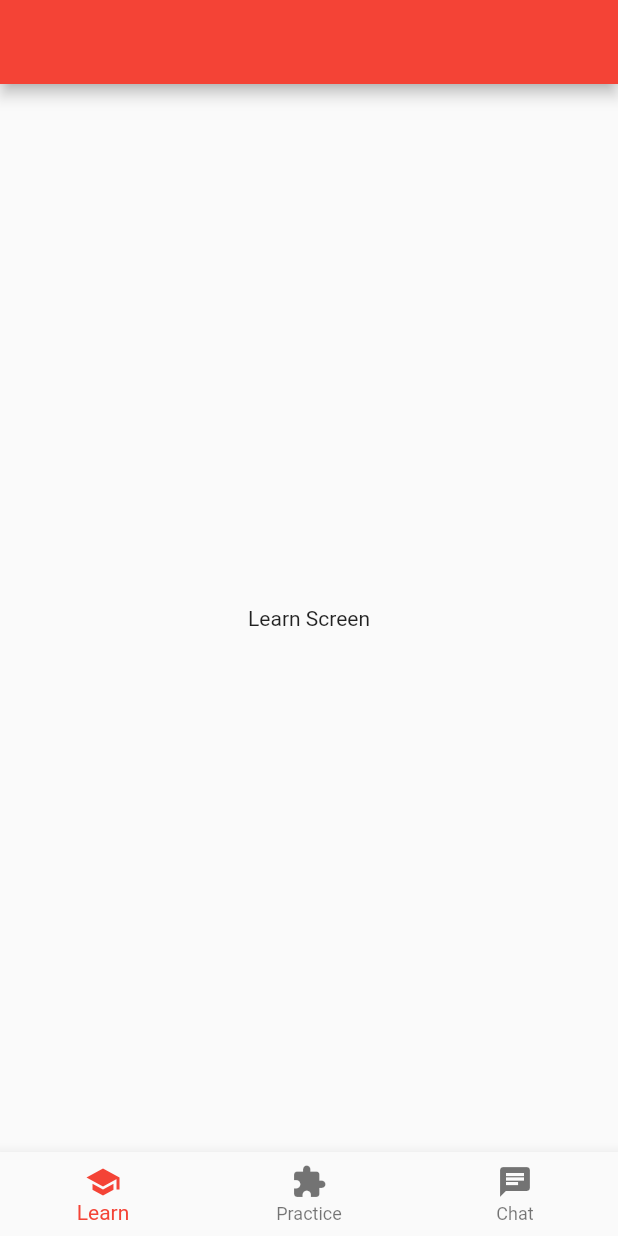
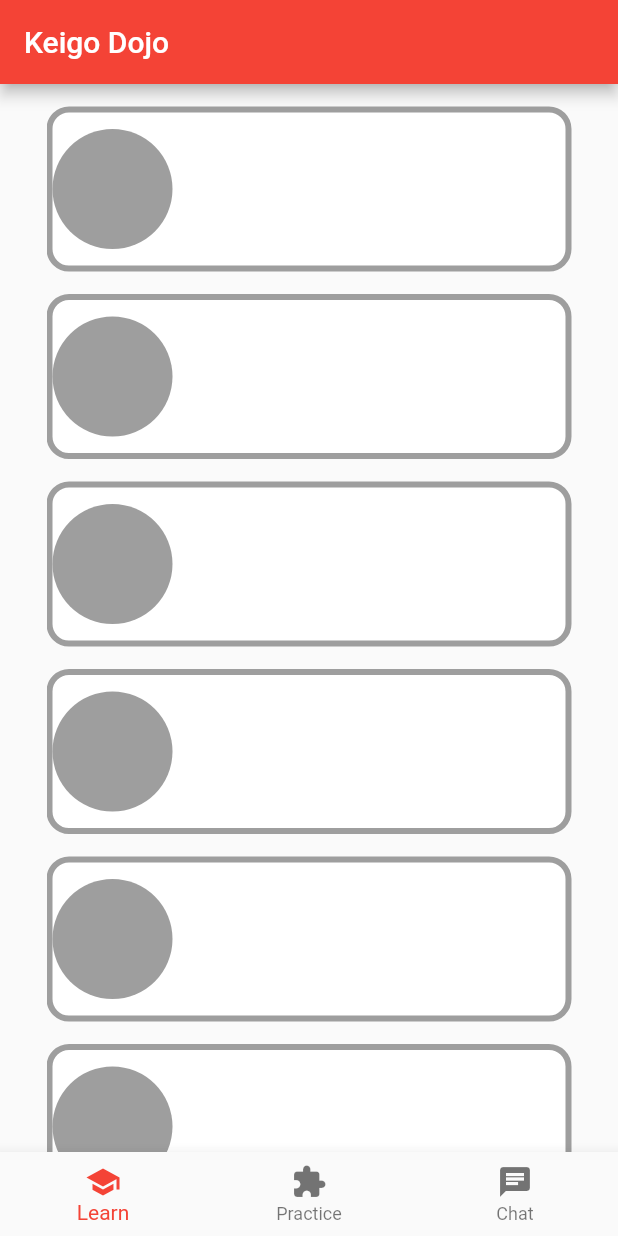
Before and after one commit to emcd-123/EdTech, a Flutter app: the screen it shows after launch, on a phone screen of 412 x 824 dp. Run offline on Flutter 3.47's test engine with Material 2 defaults, Android fonts, the light colour scheme and no system bars; our stand-ins replace flutter_svg, go_router.

Commit message:
progress on learn screen

```diff
--- a/flutter_bottom_nav_bar_test/lib/pages/chat.dart
+++ b/flutter_bottom_nav_bar_test/lib/pages/chat.dart
@@ -6,7 +6,7 @@ class ChatScreen extends StatelessWidget {
   @override
   Widget build(BuildContext context) {
     return Scaffold(
-      appBar: AppBar(),
+      appBar: AppBar(title: const Text("Keigo Dojo")),
       body: const Center(
         child: Column(
           mainAxisSize: MainAxisSize.min,
--- a/flutter_bottom_nav_bar_test/lib/pages/learn.dart
+++ b/flutter_bottom_nav_bar_test/lib/pages/learn.dart
@@ -1,16 +1,66 @@
 import 'package:flutter/material.dart';
+import 'package:flutter_bottom_nav_bar_test/project/classes/lesson_list.dart';
+import 'package:flutter_svg/flutter_svg.dart';
+import 'dart:developer' as developer;
 
-class LearnScreen extends StatelessWidget {
-  const LearnScreen({super.key});
+class LearnScreen extends StatefulWidget {
+  LearnScreen({super.key});
+
+  @override
+  State<LearnScreen> createState() => _LearnScreenState();
+}
+
+class _LearnScreenState extends State<LearnScreen> {
+  List<LessonList> lessons = [];
+
+  void _getLessons() {
+    lessons = LessonList.getLessonList();
+  }
+
+  @override
+  void initState() {
+    _getLessons();
+  }
 
   @override
   Widget build(BuildContext context) {
+    _getLessons();
     return Scaffold(
-      appBar: AppBar(),
-      body: const Center(
-        child: Column(
-          mainAxisSize: MainAxisSize.min,
-          children: <Widget>[Text("Learn Screen")],
+      appBar: AppBar(title: const Text("Keigo Dojo")),
+      body: Center(
+        child: SizedBox(
+          width: 350,
+          child: ListView.separated(
+            padding: const EdgeInsets.only(top: 15),
+            itemCount: lessons.length,
+            scrollDirection: Axis.vertical,
+            separatorBuilder: (context, index) => const SizedBox(
+              height: 15,
+            ),
+            itemBuilder: (context, index) {
+              return Container(
+                height: 110,
+                decoration: BoxDecoration(
+                  color: Colors.white,
+                  borderRadius: BorderRadius.circular(15),
+                  border: Border.all(width: 4, color: Colors.grey),
+                ),
+                child: Row(
+                  children: [
+                    Container(
+                      width: 80,
+                      height: 80,
+                      decoration: const BoxDecoration(
+                        color: Colors.grey,
+                        shape: BoxShape.circle,
+                      ),
+                      // child: SvgPicture.asset(lessons[index].iconPath),
+                    ),
+                  ],
+                ),
+              );
+            },
+          ),
         ),
       ),
     );
--- a/flutter_bottom_nav_bar_test/lib/pages/practice.dart
+++ b/flutter_bottom_nav_bar_test/lib/pages/practice.dart
@@ -6,7 +6,9 @@ class PracticeScreen extends StatelessWidget {
   @override
   Widget build(BuildContext context) {
     return Scaffold(
-      appBar: AppBar(),
+      appBar: AppBar(
+        title: const Text("Keigo Dojo"),
+      ),
       body: const Center(
         child: Column(
           mainAxisSize: MainAxisSize.min,
--- /dev/null
+++ b/flutter_bottom_nav_bar_test/lib/project/classes/lesson_list.dart
@@ -0,0 +1,64 @@
+import 'package:flutter/material.dart';
+
+class LessonList {
+  String topic;
+  String iconPath;
+  String lessonPath;
+
+  LessonList({
+    required this.topic,
+    required this.iconPath,
+    required this.lessonPath,
+  });
+
+  static List<LessonList> getLessonList() {
+    List<LessonList> lessons = [];
+
+    lessons.add(LessonList(
+        topic: "what_is_keigo",
+        iconPath: "assets/sakura.svg",
+        lessonPath: "lesson/path"));
+
+    lessons.add(LessonList(
+        topic: "humble_vs_polite",
+        iconPath: "icon/path",
+        lessonPath: "lesson/Path"));
+
+    lessons.add(LessonList(
+        topic: "humble_vs_polite",
+        iconPath: "icon/path",
+        lessonPath: "lesson/Path"));
+
+    lessons.add(LessonList(
+        topic: "humble_vs_polite",
+        iconPath: "icon/path",
+        lessonPath: "lesson/Path"));
+
+    lessons.add(LessonList(
+        topic: "humble_vs_polite",
+        iconPath: "icon/path",
+        lessonPath: "lesson/Path"));
+
+    lessons.add(LessonList(
+        topic: "humble_vs_polite",
+        iconPath: "icon/path",
+        lessonPath: "lesson/Path"));
+
+    lessons.add(LessonList(
+        topic: "humble_vs_polite",
+        iconPath: "icon/path",
+        lessonPath: "lesson/Path"));
+
+    lessons.add(LessonList(
+        topic: "humble_vs_polite",
+        iconPath: "icon/path",
+        lessonPath: "lesson/Path"));
+
+    lessons.add(LessonList(
+        topic: "humble_vs_polite",
+        iconPath: "icon/path",
+        lessonPath: "lesson/Path"));
+
+    return lessons;
+  }
+}
--- a/flutter_bottom_nav_bar_test/lib/project/routes/app_route_config.dart
+++ b/flutter_bottom_nav_bar_test/lib/project/routes/app_route_config.dart
@@ -18,14 +18,15 @@ class MyShellRouter {
     routes: <RouteBase>[
       ShellRoute(
           navigatorKey: _shellNavigatorKey,
-          builder: (context, state, child) {
-            return ScaffoldWithNavBar(child: child);
+          // Turned this from builder to pageBuilder as per advise from https://stackoverflow.com/questions/74957312/calling-firebase-auth-login-or-logout-with-flutter-causes-an-assert-registry-co
+          pageBuilder: (context, state, child) {
+            return NoTransitionPage(child: ScaffoldWithNavBar(child: child));
           },
           routes: <RouteBase>[
             GoRoute(
               path: '/learn',
               builder: (context, state) {
-                return const LearnScreen();
+                return LearnScreen();
               },
               // routes: <RouteBase>[
               //   GoRoute(
--- /dev/null
+++ b/flutter_bottom_nav_bar_test/lib/project/widgets/learn_lesson_ui.dart
@@ -0,0 +1,26 @@
+import 'package:flutter/material.dart';
+
+class MyWidget extends StatelessWidget {
+  final String lesson_name;
+  final String lesson_path;
+  final String lesson_image;
+
+  const MyWidget(
+      {super.key,
+      required this.lesson_name,
+      required this.lesson_path,
+      required this.lesson_image});
+
+  @override
+  Widget build(BuildContext context) {
+    return Center(
+      child: Material(
+          elevation: 10,
+          child: InkWell(
+            onTap: () {},
+            child: Container(height: 60, width: 220),
+          )),
+    );
+  }
+}
+/// I might not actually need this?
--- a/flutter_bottom_nav_bar_test/pubspec.yaml
+++ b/flutter_bottom_nav_bar_test/pubspec.yaml
@@ -36,6 +36,7 @@ dependencies:
   # Use with the CupertinoIcons class for iOS style icons.
   cupertino_icons: ^1.0.2
   go_router: ^11.1.4
+  flutter_svg: ^2.0.7
 
 dev_dependencies:
   flutter_test:
```
Also changed, not shown: flutter_bottom_nav_bar_test/assets/sakura.svg (added), flutter_bottom_nav_bar_test/pubspec.lock.
